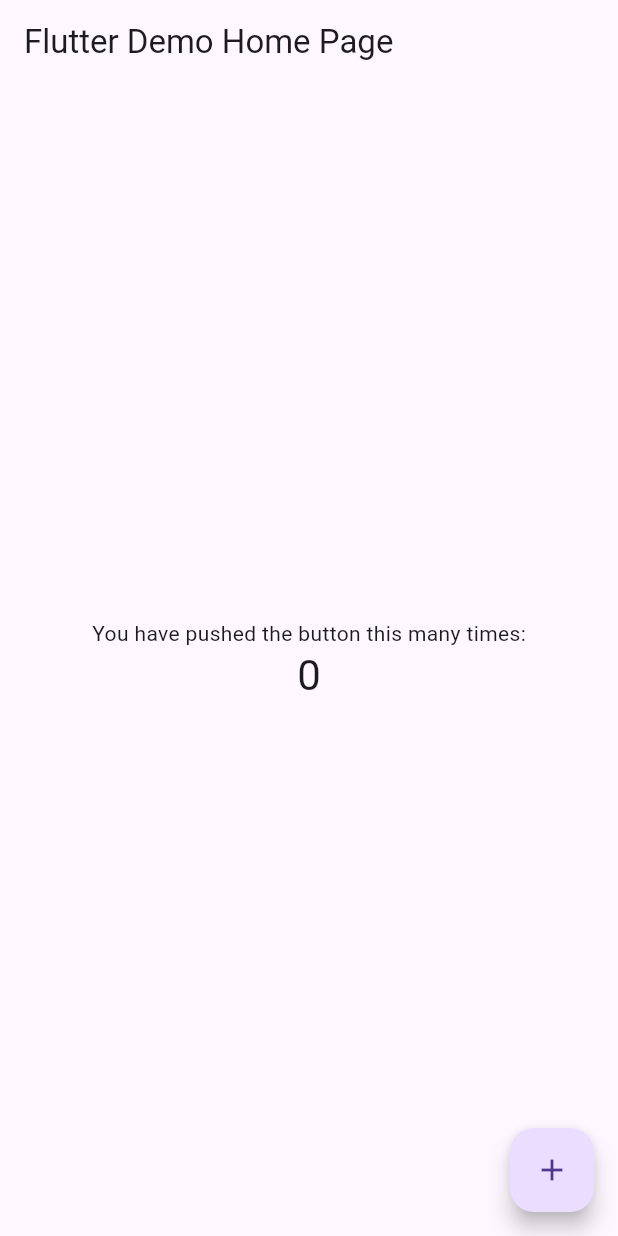
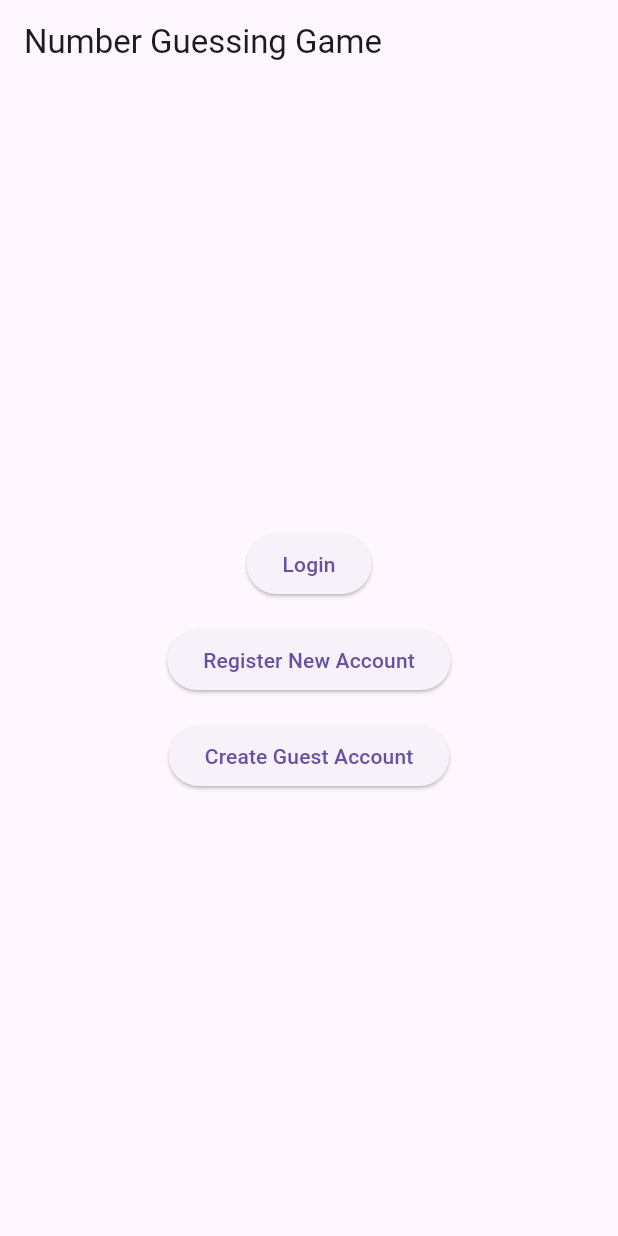
Before and after one commit to deniza/somun-flutter, a Flutter app: the screen it shows after launch, on a phone screen of 412 x 824 dp. Run offline on Flutter 3.47's test engine with Material 3 defaults, Android fonts, the phone set to English and light mode, and no system bars.

Commit message:
create account creation pages

```diff
--- a/examples/example_game/lib/main.dart
+++ b/examples/example_game/lib/main.dart
@@ -1,3 +1,4 @@
+import 'package:example_game/pages/entry_page.dart';
 import 'package:flutter/material.dart';
 
 void main() {
@@ -14,54 +15,7 @@ class MyApp extends StatelessWidget {
       theme: ThemeData(
         primarySwatch: Colors.blue,
       ),
-      home: const MyHomePage(title: 'Flutter Demo Home Page'),
+      home: const EntryPage(),
     );
   }
 }
-
-class MyHomePage extends StatefulWidget {
-  const MyHomePage({super.key, required this.title});
-
-  final String title;
-
-  @override
-  State<MyHomePage> createState() => _MyHomePageState();
-}
-
-class _MyHomePageState extends State<MyHomePage> {
-  int _counter = 0;
-
-  void _incrementCounter() {
-    setState(() {
-      _counter++;
-    });
-  }
-
-  @override
-  Widget build(BuildContext context) {
-    return Scaffold(
-      appBar: AppBar(
-        title: Text(widget.title),
-      ),
-      body: Center(
-        child: Column(
-          mainAxisAlignment: MainAxisAlignment.center,
-          children: <Widget>[
-            const Text(
-              'You have pushed the button this many times:',
-            ),
-            Text(
-              '$_counter',
-              style: Theme.of(context).textTheme.headline4,
-            ),
-          ],
-        ),
-      ),
-      floatingActionButton: FloatingActionButton(
-        onPressed: _incrementCounter,
-        tooltip: 'Increment',
-        child: const Icon(Icons.add),
-      ),
-    );
-  }
-}
--- /dev/null
+++ b/examples/example_game/lib/pages/entry_page.dart
@@ -0,0 +1,60 @@
+import 'package:example_game/pages/login_page.dart';
+import 'package:example_game/pages/new_account_page.dart';
+import 'package:flutter/material.dart';
+
+class EntryPage extends StatelessWidget {
+  const EntryPage({super.key});
+
+  @override
+  Widget build(BuildContext context) {
+    return Scaffold(
+      appBar: AppBar(
+        title: const Text('Number Guessing Game'),
+      ),
+      body: Center(
+        child: Column(
+          mainAxisAlignment: MainAxisAlignment.center,
+          children: [
+            Padding(
+              padding: const EdgeInsets.all(8.0),
+              child: ElevatedButton(
+                child: const Text('Login'),
+                onPressed: () {
+                  Navigator.push(
+                    context,
+                    MaterialPageRoute(builder: (context) => const LoginPage()),
+                  );
+                },
+              ),
+            ),
+            Padding(
+              padding: const EdgeInsets.all(8.0),
+              child: ElevatedButton(
+                child: const Text('Register New Account'),
+                onPressed: () {
+                  Navigator.push(
+                    context,
+                    MaterialPageRoute(builder: (context) => const NewAccountPage()),
+                  );
+                }
+              ),
+            ),
+            Padding(
+              padding: const EdgeInsets.all(8.0),
+              child: ElevatedButton(
+                child: const Text('Create Guest Account'),
+                onPressed: () {
+                  _createGuestAccount();
+                }
+              ),
+            ),
+          ],
+        ),
+      ),
+    );
+  }
+
+  void _createGuestAccount() {
+  }
+
+}
```
Also changed, not shown: examples/example_game/lib/pages/login_page.dart (added, +81 -0 lines), examples/example_game/lib/pages/new_account_page.dart (added, +81 -0 lines).
